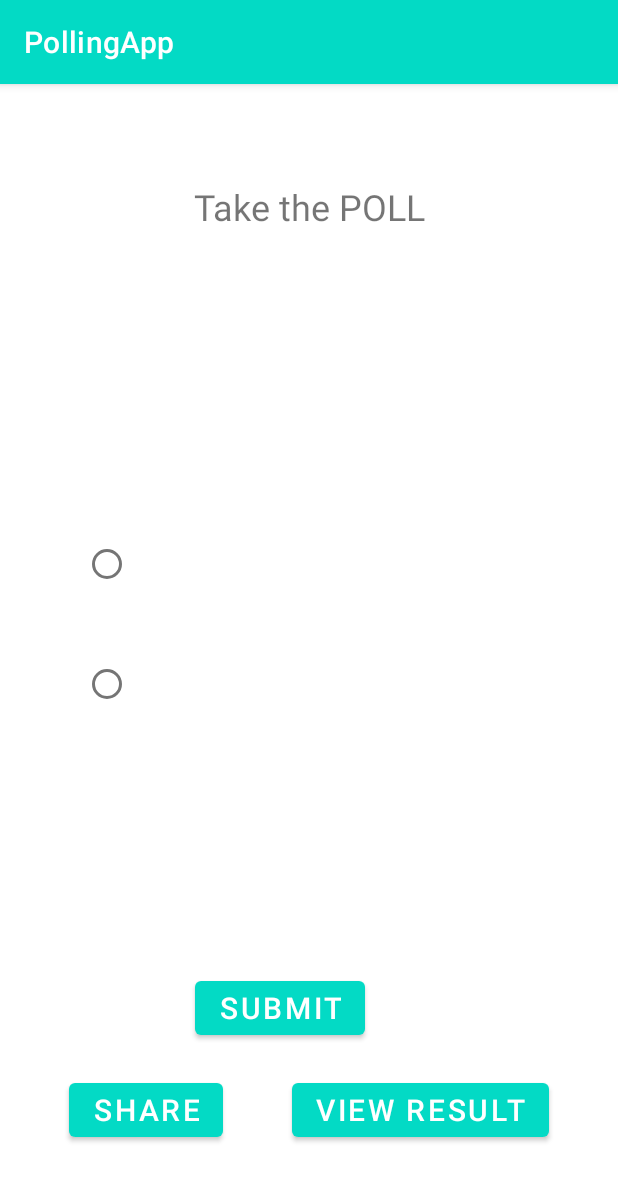
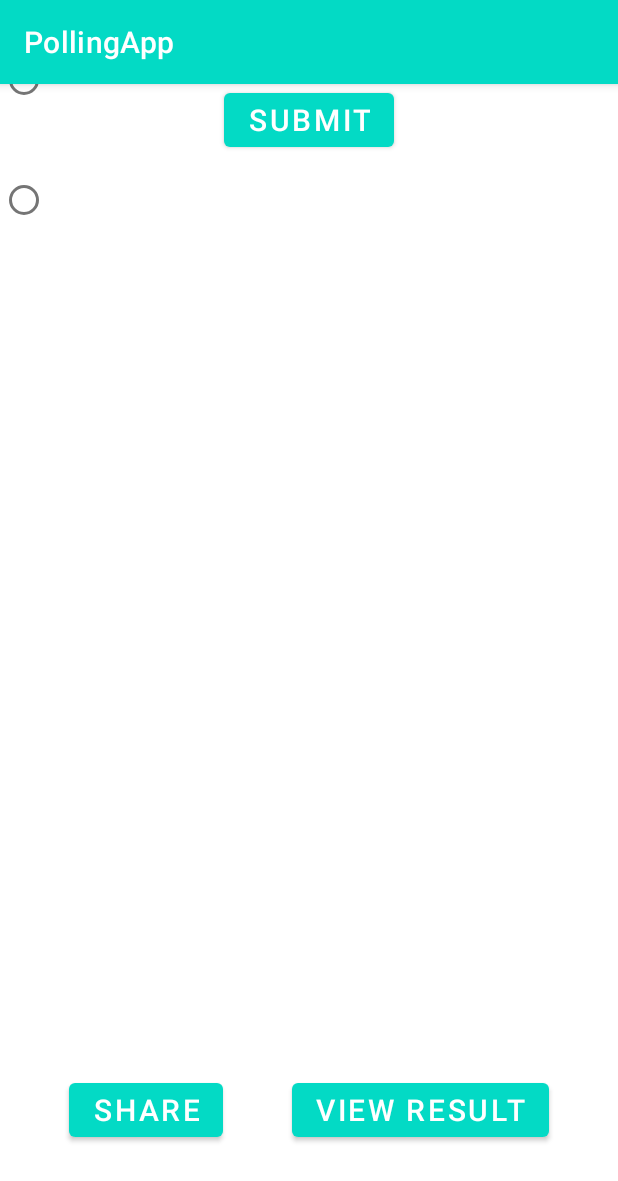
Before and after one commit to akanksha-akkihal/POLL-App, an Android app: the PollCount screen opened directly, with no data from a screen before it, on a phone screen of 412 x 824 dp. Shown: the top 1181 px of the screen. Run offline under Robolectric (Android 15) with nearby library versions, the phone set to English and light mode, and no system bars; our stand-ins replace Firebase (no records; nobody signed in at launch, a user with empty details on screens opened directly).

Commit message:
Ui changes

```diff
--- a/app/src/main/java/com/example/pollingapp/PollCount.java
+++ b/app/src/main/java/com/example/pollingapp/PollCount.java
@@ -64,7 +64,7 @@ public class PollCount extends AppCompatActivity {
 
         if(option1.isChecked()){
             doc.update("count1", FieldValue.increment(1));
-            Toast.makeText(this, "voted for opt1"+docId, Toast.LENGTH_LONG).show();
+            Toast.makeText(this, "voted for opt1", Toast.LENGTH_LONG).show();
         }else if(option2.isChecked()){
             doc.update("count2", FieldValue.increment(1));
             Toast.makeText(this, "voted for opt2", Toast.LENGTH_LONG).show();
--- a/app/src/main/java/com/example/pollingapp/Result.java
+++ b/app/src/main/java/com/example/pollingapp/Result.java
@@ -48,7 +48,7 @@ public class Result extends AppCompatActivity {
         Pie pie= AnyChart.pie();
         List<DataEntry> dataEntries=new ArrayList<>();
         String c1=Integer.toString(count1);
-        Toast.makeText(getApplicationContext(),c1, Toast.LENGTH_LONG).show();
+        //Toast.makeText(getApplicationContext(),c1, Toast.LENGTH_LONG).show();
         dataEntries.add(new ValueDataEntry(opt1, count1));
         dataEntries.add(new ValueDataEntry(opt2, count2));
 
--- a/app/src/main/java/com/example/pollingapp/UserPoll.java
+++ b/app/src/main/java/com/example/pollingapp/UserPoll.java
@@ -50,7 +50,7 @@ public class UserPoll extends AppCompatActivity {
 
         if (option1.isChecked()) {
             doc.update("count1", FieldValue.increment(1));
-            Toast.makeText(this, "voted for opt1" + docId, Toast.LENGTH_LONG).show();
+            Toast.makeText(this, "voted for opt1" , Toast.LENGTH_LONG).show();
         } else if (option2.isChecked()) {
             doc.update("count2", FieldValue.increment(1));
             Toast.makeText(this, "voted for opt2", Toast.LENGTH_LONG).show();
--- a/app/src/main/res/layout/activity_poll_count.xml
+++ b/app/src/main/res/layout/activity_poll_count.xml
@@ -16,7 +16,9 @@
         android:gravity="center"
         android:text="Take the POLL"
         android:textSize="24sp"
+        app:layout_constraintBottom_toTopOf="@+id/ques"
         app:layout_constraintEnd_toEndOf="parent"
+        app:layout_constraintHorizontal_bias="0.5"
         app:layout_constraintStart_toStartOf="parent"
         app:layout_constraintTop_toTopOf="parent" />
 
@@ -24,23 +26,20 @@
         android:id="@+id/ques"
         android:layout_width="286dp"
         android:layout_height="wrap_content"
-        android:layout_marginStart="24dp"
-        android:layout_marginTop="175dp"
-        android:layout_marginEnd="24dp"
         android:gravity="center"
         android:text="TextView"
         android:textSize="25sp"
-        app:layout_constraintEnd_toEndOf="parent"
-        app:layout_constraintStart_toStartOf="parent"
-        app:layout_constraintTop_toTopOf="parent" />
+        app:layout_constraintBottom_toTopOf="@+id/radioGroup2"
+        app:layout_constraintTop_toBottomOf="@+id/textView4"
+        tools:layout_editor_absoluteX="63dp" />
 
     <RadioGroup
+        android:id="@+id/radioGroup2"
         android:layout_width="301dp"
         android:layout_height="235dp"
-        android:layout_marginTop="280dp"
-        app:layout_constraintEnd_toEndOf="parent"
-        app:layout_constraintStart_toStartOf="parent"
-        app:layout_constraintTop_toTopOf="parent">
+        app:layout_constraintBottom_toTopOf="@+id/submit"
+        app:layout_constraintTop_toBottomOf="@+id/ques"
+        tools:layout_editor_absoluteX="55dp">
 
         <RadioButton
             android:id="@+id/opt1"
@@ -63,16 +62,12 @@
         android:id="@+id/submit"
         android:layout_width="wrap_content"
         android:layout_height="wrap_content"
-        android:layout_marginStart="130dp"
-        android:layout_marginEnd="140dp"
-        android:layout_marginBottom="128dp"
         android:onClick="onRadioButtonClicked"
         android:text="Submit"
         android:textSize="20sp"
-        app:layout_constraintBottom_toBottomOf="parent"
         app:layout_constraintEnd_toEndOf="parent"
-        app:layout_constraintHorizontal_bias="0.0"
-        app:layout_constraintStart_toStartOf="parent" />
+        app:layout_constraintStart_toStartOf="parent"
+        tools:layout_editor_absoluteY="555dp" />
 
     <Button
         android:id="@+id/share"
```
Also changed, not shown: app/src/main/res/layout/activity_create_poll.xml (+6 -9 lines), app/src/main/res/layout/activity_result.xml (+11 -0 lines).
